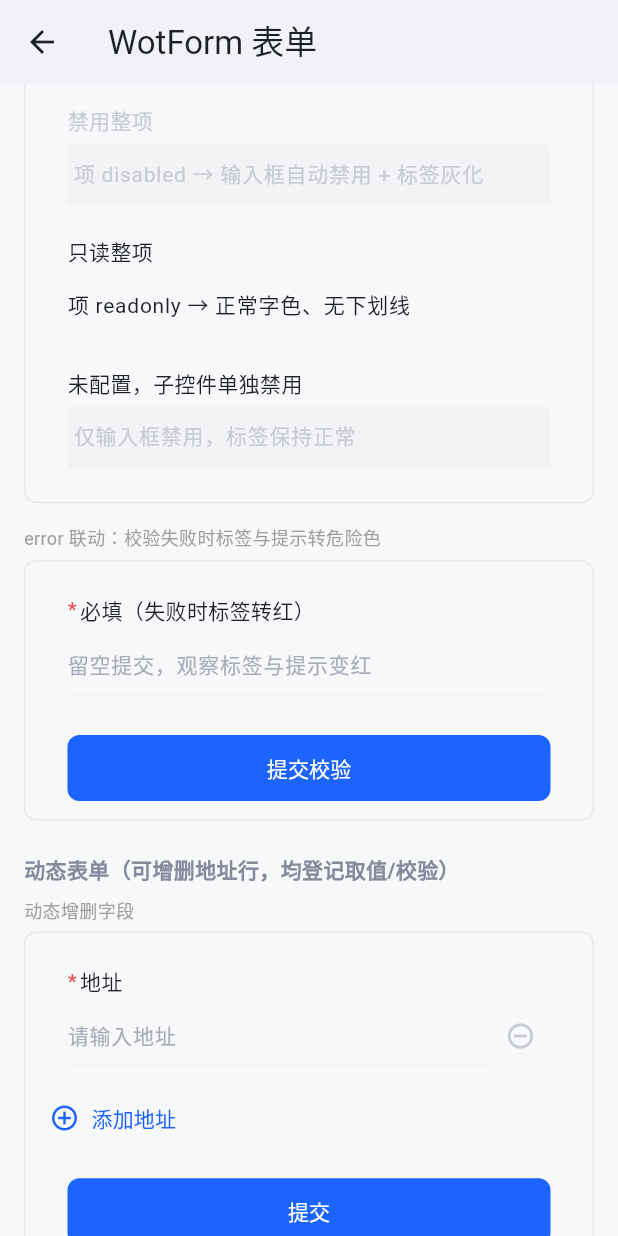
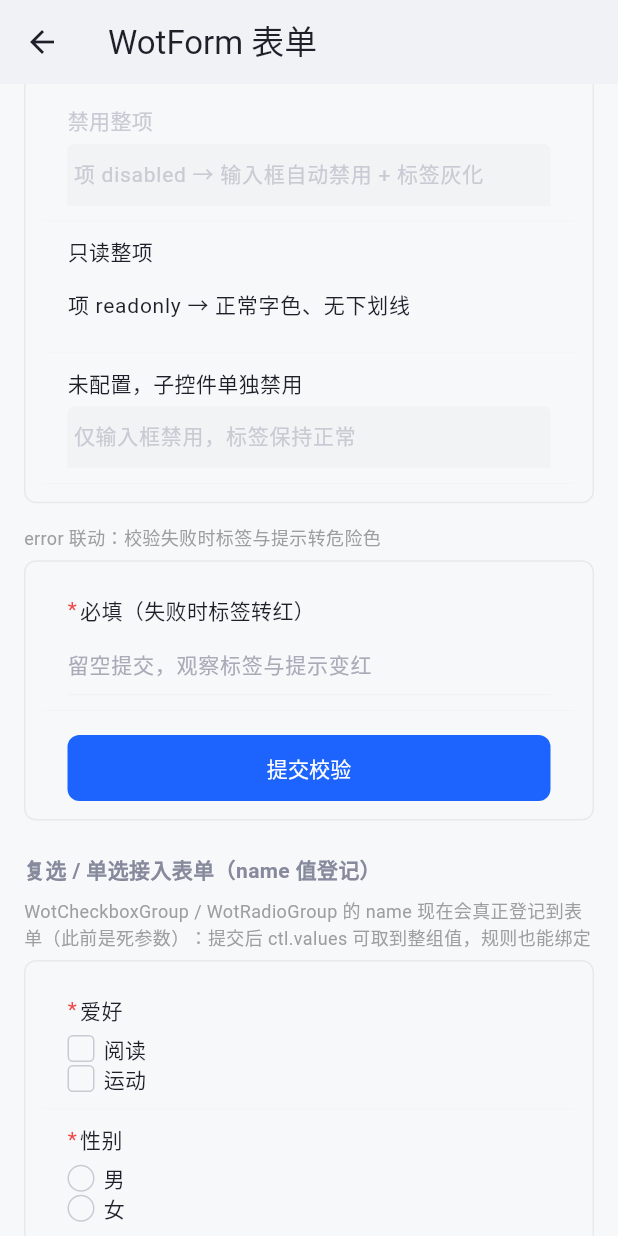
Before and after one commit to miaoaa66/flutter_wot_ui, a Flutter app: the WotFormPage screen opened directly, scrolled down 2254 dp, on a phone screen of 412 x 824 dp. Run offline on Flutter 3.47's test engine with Material 3 defaults, Android fonts, the phone set to English and light mode, and no system bars; our stand-ins replace file_picker, qr_flutter, video_player; missing offline and left inert: barcode.

Commit message:
fix(form): checkbox / radio 接入表单值登记，修复 4 个死参数
WotCheckbox / WotCheckboxGroup / WotRadio / WotRadioGroup 的 name 此前只声明未消费
（两文件内零 wotFormPushValue 调用），导致表单 validate() / values 取不到值、规则也绑不上。
现按组职责登记：独立模式登记自身值，组模式由组登记整组值（避免逐项重复登记）。

- WotCheckbox 独立模式 -> 登记 bool；WotCheckboxGroup -> 登记整组 List
- WotRadio 独立模式 -> 登记 true；WotRadioGroup -> 登记选中项 value
- 示例页 wot_form_page 补「复选 / 单选接入表单」演示（7 -> 8 个 demoBlock）
- 文档：COMPONENT_AUDIT T3.2 勾选并更新第九节缺口；DEMO_GUIDE 覆盖度基线同步

验证：dart analyze lib / example / test 全部 No issues found

```diff
--- a/example/lib/pages/form/wot_form_page.dart
+++ b/example/lib/pages/form/wot_form_page.dart
@@ -26,6 +26,10 @@
 
   /// 当前校验结果（用于演示 errorType: none 时自行处理错误）。
   String _lastResult = '（尚未校验）';
+
+  /// 复选 / 单选接入表单的受控值（演示 name 登记）。
+  List<Object?> _hobbies = [];
+  Object? _gender;
 
   void _addAddr() => setState(() => _addrKeys.add('addr_${_addrSeq++}'));
   void _removeAddr(String key) => setState(() => _addrKeys.remove(key));
@@ -269,6 +273,49 @@
                 ),
               ],
             )),
+        demoSection('复选 / 单选接入表单（name 值登记）'),
+        demoBlock(
+            'WotCheckboxGroup / WotRadioGroup 的 name 现在会真正登记到表单（此前是死参数）：'
+            '提交后 ctl.values 可取到整组值，规则也能绑定',
+            WotForm(
+              rules: {
+                'hobbies': (v) => (v is List && v.isNotEmpty) ? null : '请至少选一个爱好',
+                'gender': (v) => v != null ? null : '请选择性别',
+              },
+              submitButtonText: '提交校验',
+              showSubmitButton: true,
+              onSubmit: (ctl) => demoToast(context, '提交成功：${ctl.values}'),
+              children: [
+                WotFormItem(
+                  label: '爱好',
+                  name: 'hobbies',
+                  required: true,
+                  child: WotCheckboxGroup(
+                    name: 'hobbies',
+                    modelValue: _hobbies,
+                    onChange: (v) => setState(() => _hobbies = v),
+                    children: const [
+                      WotCheckbox(label: '阅读', value: 'read'),
+                      WotCheckbox(label: '运动', value: 'sport'),
+                    ],
+                  ),
+                ),
+                WotFormItem(
+                  label: '性别',
+                  name: 'gender',
+                  required: true,
+                  child: WotRadioGroup(
+                    name: 'gender',
+                    modelValue: _gender,
+                    onChange: (v) => setState(() => _gender = v),
+                    children: const [
+                      WotRadio(label: '男', value: 'm'),
+                      WotRadio(label: '女', value: 'f'),
+                    ],
+                  ),
+                ),
+              ],
+            )),
         demoSection('动态表单（可增删地址行，均登记取值/校验）'),
         demoBlock(
             '动态增删字段',
--- a/lib/src/components/checkbox/wot_checkbox.dart
+++ b/lib/src/components/checkbox/wot_checkbox.dart
@@ -2,6 +2,7 @@
 
 import '../../theme/wot_state.dart';
 import '../../theme/wot_theme.dart';
+import '../form/wot_form.dart';
 
 /// 复选框选项数据，对齐 wot `WotCheckboxOption`。
 class WotCheckboxOption {
@@ -117,6 +118,8 @@
             if (max != null && list.length >= max!) return;
             list.add(v);
           }
+          // 按组 name 把整组选中值（List）登记到表单（原先漏登记，name 是死参数）。
+          wotFormPushValue(context, name, list);
           onChange?.call(list);
         },
       ),
@@ -217,10 +220,13 @@
     if (widget.disabled || widget.readonly) return;
     final group = _WotCheckboxScope.of(context);
     if (group != null) {
+      // 组模式：由 [WotCheckboxGroup] 负责登记整组选中值（组名）。
       group.onChange?.call(widget.value);
       return;
     }
     setState(() => _checked = !_checked);
+    // 独立模式：按自身 name 登记到表单（原先漏登记，name 是死参数）。
+    wotFormPushValue(context, widget.name, _checked);
     widget.onChange?.call(_checked);
   }
 
--- a/lib/src/components/radio/wot_radio.dart
+++ b/lib/src/components/radio/wot_radio.dart
@@ -2,6 +2,7 @@
 
 import '../../theme/wot_state.dart';
 import '../../theme/wot_theme.dart';
+import '../form/wot_form.dart';
 
 /// 单选选项数据，对齐 wot `WotRadioOption`。
 class WotRadioOption {
@@ -86,7 +87,11 @@
     return _WotRadioScope(
       control: _RadioGroupData(
         value: modelValue,
-        onChange: onChange,
+        onChange: (v) {
+          // 按组 name 把选中值登记到表单（原先漏登记，name 是死参数）。
+          wotFormPushValue(context, name, v);
+          onChange?.call(v);
+        },
         groupDisabled: disabled,
         shape: shape,
       ),
@@ -181,11 +186,14 @@
     final group = _WotRadioScope.of(context);
     if (group != null) {
       if (group.groupDisabled) return;
+      // 组模式：由 [WotRadioGroup] 负责登记选中值（组名）。
       group.onChange?.call(widget.value);
       return;
     }
     if (_selected) return;
     setState(() => _selected = true);
+    // 独立模式：按自身 name 登记到表单（原先漏登记，name 是死参数）。
+    wotFormPushValue(context, widget.name, true);
     widget.onChange?.call(true);
   }
 
```
Also changed, not shown: 3 other files.
